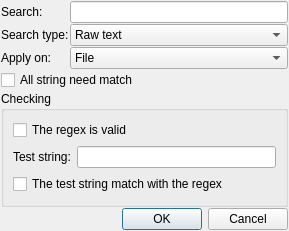
Above: plugins/CopyEngine/Ultracopier/FilterRules.ui from alphaonex86/Ultracopier before the change. Below: the same form after it.
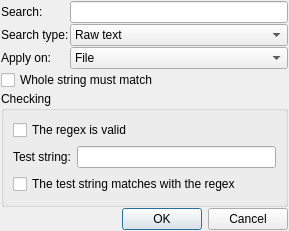
That is the form after the change. Icons and pictures are not drawn.

Patch:
```diff
--- a/plugins/CopyEngine/Ultracopier/FilterRules.ui
+++ b/plugins/CopyEngine/Ultracopier/FilterRules.ui
@@ -92,7 +92,7 @@
    <item row="3" column="0" colspan="2">
     <widget class="QCheckBox" name="need_match_all">
      <property name="text">
-      <string>All string need match</string>
+      <string>Whole string must match</string>
      </property>
     </widget>
    </item>
@@ -122,7 +122,7 @@
       <item row="2" column="0" colspan="2">
        <widget class="QCheckBox" name="matched">
         <property name="text">
-         <string>The test string match with the regex</string>
+         <string>The test string matches with the regex</string>
         </property>
        </widget>
       </item>
```
Left out of the diff: 4 changed lines with no effect on the pictures.
